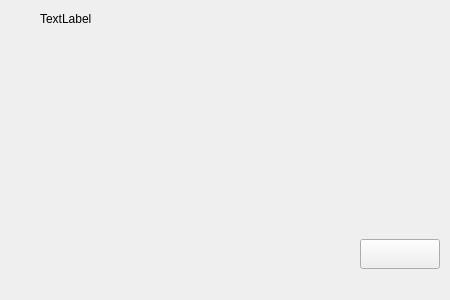
First picture: the form in src/kylinburnerabout.ui, repository UbuntuKylin/kylin-burner, before the edit.
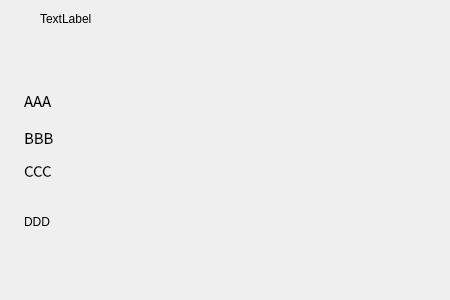
Second picture: the form after the edit. Icons and pictures are not drawn.

The edit to the form file:
```diff
--- a/src/kylinburnerabout.ui
+++ b/src/kylinburnerabout.ui
@@ -10,10 +10,16 @@
     <height>300</height>
    </rect>
   </property>
+  <property name="sizePolicy">
+   <sizepolicy hsizetype="Fixed" vsizetype="Fixed">
+    <horstretch>0</horstretch>
+    <verstretch>0</verstretch>
+   </sizepolicy>
+  </property>
   <property name="minimumSize">
    <size>
-    <width>450</width>
-    <height>300</height>
+    <width>150</width>
+    <height>150</height>
    </size>
   </property>
   <property name="maximumSize">
@@ -174,115 +180,83 @@
        <height>266</height>
       </size>
      </property>
-     <layout class="QHBoxLayout" name="horizontalLayout_3" stretch="1,2">
-      <property name="spacing">
-       <number>0</number>
-      </property>
-      <property name="leftMargin">
-       <number>0</number>
-      </property>
-      <property name="topMargin">
-       <number>0</number>
-      </property>
-      <property name="rightMargin">
-       <number>0</number>
-      </property>
-      <property name="bottomMargin">
-       <number>0</number>
-      </property>
-      <item>
-       <widget class="QWidget" name="widget_3" native="true">
-        <layout class="QGridLayout" name="gridLayout">
-         <property name="leftMargin">
-          <number>10</number>
-         </property>
-         <property name="topMargin">
-          <number>5</number>
-         </property>
-         <property name="rightMargin">
-          <number>0</number>
-         </property>
-         <property name="bottomMargin">
-          <number>40</number>
-         </property>
-         <property name="spacing">
-          <number>0</number>
-         </property>
-         <item row="0" column="0">
-          <widget class="QLabel" name="label_2">
-           <property name="minimumSize">
-            <size>
-             <width>128</width>
-             <height>128</height>
-            </size>
-           </property>
-           <property name="maximumSize">
-            <size>
-             <width>128</width>
-             <height>128</height>
-            </size>
-           </property>
-           <property name="styleSheet">
-            <string notr="true">background-image: url(:/icon/icon/128.png);</string>
-           </property>
-           <property name="text">
-            <string/>
-           </property>
-          </widget>
-         </item>
-        </layout>
-       </widget>
-      </item>
-      <item>
+     <layout class="QGridLayout" name="gridLayout">
+      <item row="0" column="0">
        <widget class="QWidget" name="widget_4" native="true">
-        <layout class="QGridLayout" name="gridLayout_2">
+        <property name="minimumSize">
+         <size>
+          <width>0</width>
+          <height>0</height>
+         </size>
+        </property>
+        <property name="maximumSize">
+         <size>
+          <width>16777215</width>
+          <height>248</height>
+         </size>
+        </property>
+        <layout class="QVBoxLayout" name="verticalLayout_2">
+         <property name="spacing">
+          <number>0</number>
+         </property>
          <property name="leftMargin">
-          <number>5</number>
+          <number>15</number>
          </property>
          <property name="topMargin">
-          <number>5</number>
+          <number>0</number>
          </property>
          <property name="rightMargin">
-          <number>10</number>
+          <number>0</number>
          </property>
          <property name="bottomMargin">
-          <number>25</number>
+          <number>0</number>
          </property>
-         <property name="spacing">
-          <number>5</number>
-         </property>
-         <item row="0" column="0" colspan="2">
+         <item>
+          <spacer name="verticalSpacer">
+           <property name="orientation">
+            <enum>Qt::Vertical</enum>
+           </property>
+           <property name="sizeType">
+            <enum>QSizePolicy::Fixed</enum>
+           </property>
+           <property name="sizeHint" stdset="0">
+            <size>
+             <width>20</width>
+             <height>30</height>
+            </size>
+           </property>
+          </spacer>
+         </item>
+         <item>
           <widget class="QLabel" name="burnerName">
            <property name="minimumSize">
             <size>
              <width>285</width>
-             <height>40</height>
+             <height>30</height>
             </size>
            </property>
            <property name="maximumSize">
             <size>
              <width>285</width>
-             <height>40</height>
+             <height>30</height>
             </size>
            </property>
            <property name="font">
             <font>
              <family>Noto Sans CJK SC</family>
-             <pointsize>20</pointsize>
-             <weight>75</weight>
-             <bold>true</bold>
+             <pointsize>11</pointsize>
             </font>
            </property>
            <property name="text">
-            <string/>
+            <string>AAA</string>
            </property>
           </widget>
          </item>
-         <item row="1" column="0" colspan="2">
+         <item>
           <widget class="QLabel" name="burnerBase">
            <property name="minimumSize">
             <size>
-             <width>285</width>
+             <width>248</width>
              <height>20</height>
             </size>
            </property>
@@ -295,93 +269,113 @@
            <property name="font">
             <font>
              <family>Noto Sans CJK SC</family>
-             <pointsize>12</pointsize>
+             <pointsize>11</pointsize>
             </font>
            </property>
            <property name="text">
-            <string/>
+            <string>BBB</string>
            </property>
           </widget>
          </item>
-         <item row="2" column="0" colspan="2">
+         <item>
           <widget class="QLabel" name="copyright">
            <property name="minimumSize">
             <size>
              <width>285</width>
-             <height>30</height>
+             <height>20</height>
             </size>
            </property>
            <property name="maximumSize">
             <size>
              <width>285</width>
-             <height>30</height>
+             <height>20</height>
             </size>
            </property>
            <property name="font">
             <font>
              <family>Noto Sans CJK SC</family>
-             <pointsize>14</pointsize>
+             <pointsize>11</pointsize>
             </font>
            </property>
            <property name="text">
+            <string>CCC</string>
+           </property>
+           <property name="alignment">
+            <set>Qt::AlignLeading|Qt::AlignLeft|Qt::AlignTop</set>
+           </property>
+          </widget>
+         </item>
+        </layout>
+       </widget>
+      </item>
+      <item row="0" column="1">
+       <widget class="QWidget" name="widget_3" native="true">
+        <property name="minimumSize">
+         <size>
+          <width>150</width>
+          <height>150</height>
+         </size>
+        </property>
+        <property name="maximumSize">
+         <size>
+          <width>150</width>
+          <height>150</height>
+         </size>
+        </property>
+        <layout class="QGridLayout" name="gridLayout_2">
+         <item row="0" column="0">
+          <widget class="QLabel" name="label_2">
+           <property name="minimumSize">
+            <size>
+             <width>128</width>
+             <height>128</height>
+            </size>
+           </property>
+           <property name="maximumSize">
+            <size>
+             <width>128</width>
+             <height>128</height>
+            </size>
+           </property>
+           <property name="styleSheet">
+            <string notr="true">background-image: url(:/icon/icon/128.png);</string>
+           </property>
+           <property name="text">
             <string/>
            </property>
           </widget>
          </item>
-         <item row="3" column="0" colspan="2">
+        </layout>
+       </widget>
+      </item>
+      <item row="1" column="0" colspan="2">
+       <widget class="QWidget" name="widget_5" native="true">
+        <layout class="QGridLayout" name="gridLayout_3">
+         <property name="leftMargin">
+          <number>15</number>
+         </property>
+         <item row="0" column="0">
           <widget class="QLabel" name="labelContent">
            <property name="minimumSize">
             <size>
              <width>285</width>
-             <height>50</height>
+             <height>60</height>
             </size>
            </property>
            <property name="maximumSize">
             <size>
-             <width>285</width>
-             <height>80</height>
+             <width>10000</width>
+             <height>60</height>
             </size>
            </property>
            <property name="text">
-            <string/>
+            <string>DDD</string>
            </property>
            <property name="alignment">
             <set>Qt::AlignLeading|Qt::AlignLeft|Qt::AlignTop</set>
            </property>
           </widget>
          </item>
-         <item row="4" column="0">
-          <spacer name="horizontalSpacer_2">
-           <property name="orientation">
-            <enum>Qt::Horizontal</enum>
-           </property>
-           <property name="sizeHint" stdset="0">
-            <size>
-             <width>197</width>
-             <height>20</height>
-            </size>
-           </property>
-          </spacer>
-         </item>
-         <item row="4" column="1">
-          <widget class="QPushButton" name="btnClose">
-           <property name="minimumSize">
-            <size>
-             <width>80</width>
-             <height>30</height>
-            </size>
-           </property>
-           <property name="maximumSize">
-            <size>
-             <width>80</width>
-             <height>30</height>
-            </size>
-           </property>
-           <property name="text">
-            <string/>
-           </property>
-          </widget>
-         </item>
         </layout>
        </widget>
       </item>
```
